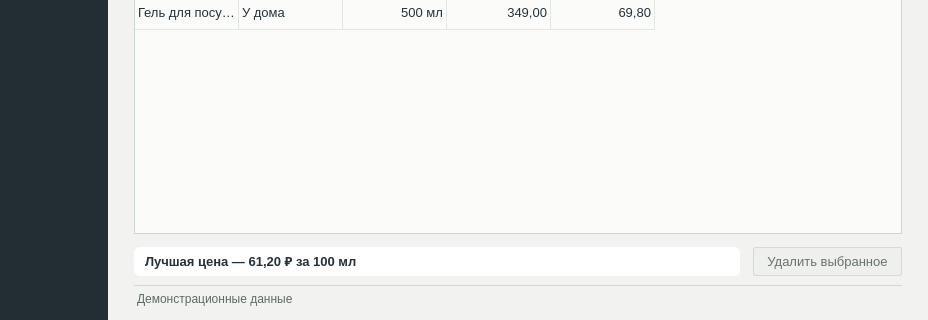
Before: the Qt Designer form household_goods.ui in Joe6355/_Analytics-for-household-goods, drawn with Qt 5; both pictures show x 112 to 1040 and y 290 to 610 of the 1040 by 610 pixel window.
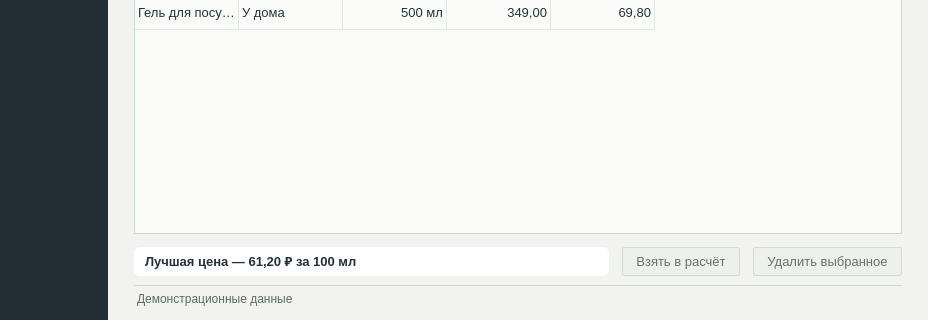
After: the same form once the commit is applied. The open tabs and pages were chosen to show the change. Icons and pictures are not drawn.

Commit message:
сделал:
- добавил кнопку взять в расчёт
- связал выбранное предложение с расходом и прогнозом
- описал как пользоваться кнопкой в readme

```diff
--- a/household_goods.ui
+++ b/household_goods.ui
@@ -1119,7 +1119,7 @@
               </widget>
              </item>
              <item>
-              <layout class="QHBoxLayout" name="offerActions" stretch="1,0">
+              <layout class="QHBoxLayout" name="offerActions" stretch="1,0,0">
                <item>
                 <widget class="QLabel" name="bestPriceLabel">
                  <property name="styleSheet">
@@ -1139,6 +1139,22 @@
                  </property>
                 </widget>
                </item>
+               <item>
+                <widget class="QPushButton" name="useOfferButton">
+                 <property name="enabled">
+                  <bool>false</bool>
+                 </property>
+                 <property name="text">
+                  <string>Взять в расчёт</string>
+                 </property>
+                 <property name="toolTip">
+                  <string>Перенести выбранное предложение в «Расход». Если меняется товар или единица измерения, замеры нужно ввести заново.</string>
+                 </property>
+                 <property name="role" stdset="0">
+                  <string>primary</string>
+                 </property>
+                </widget>
+               </item>
                <item>
                 <widget class="QPushButton" name="removeOfferButton">
                  <property name="enabled">
```
The commit also changes 2 other files.
